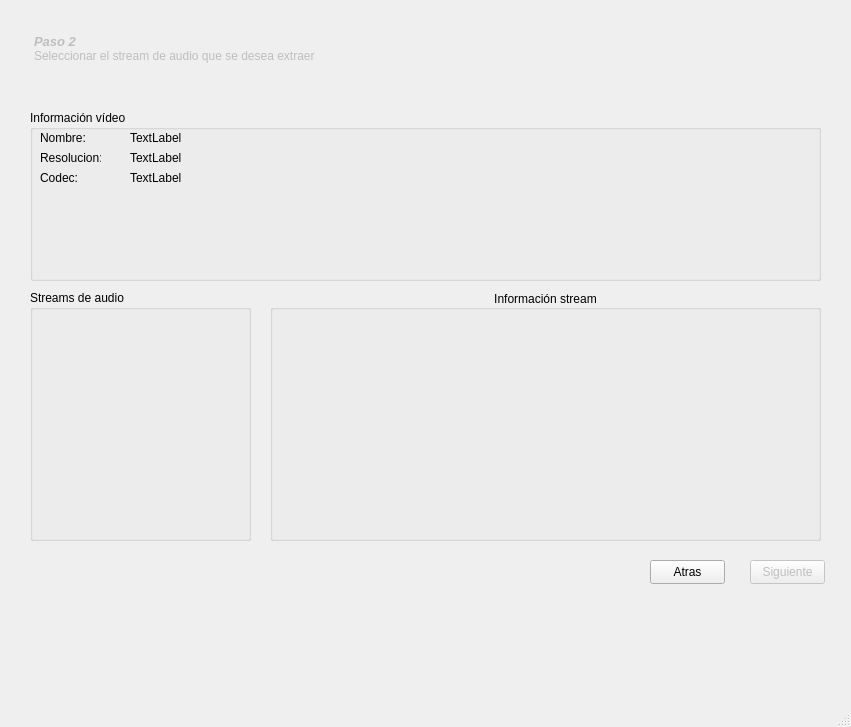
gregorknp/python_audio_extractor, file mainwindow.ui: the form before one commit.
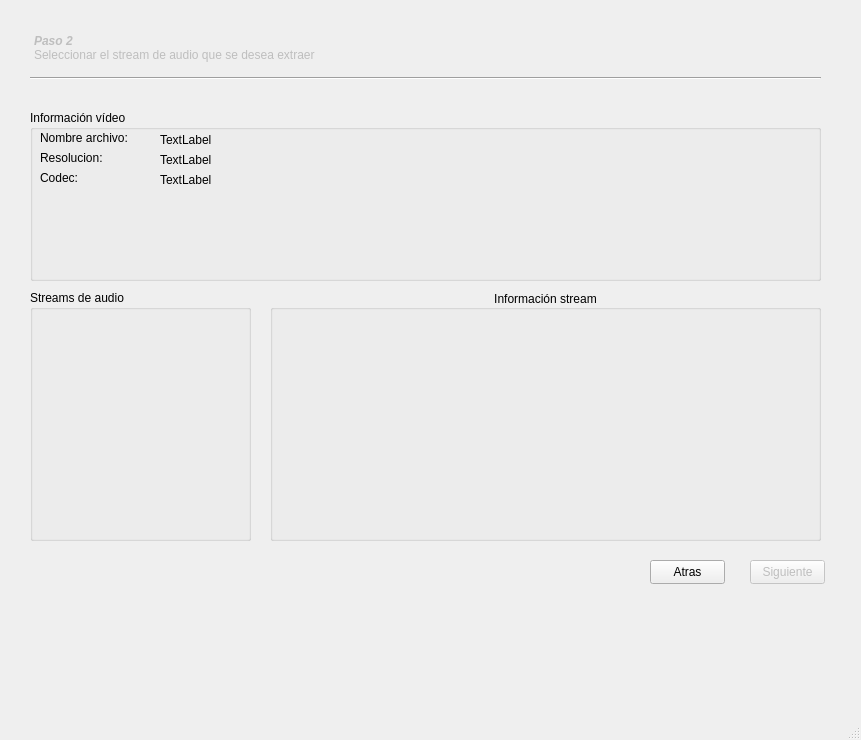
The form after the commit. The open tabs and pages were chosen to show the change. Icons and pictures are not drawn.

Commit message: Changes: - Windows size is fixed. - Windows resizing is disabled. - Windows show up in the middle of the screen. - Added more text translations. - Configuration window made modal. - Minor changes.

Patch:
```diff
--- a/mainwindow.ui
+++ b/mainwindow.ui
@@ -6,8 +6,8 @@
    <rect>
     <x>0</x>
     <y>0</y>
-    <width>851</width>
-    <height>727</height>
+    <width>861</width>
+    <height>740</height>
    </rect>
   </property>
   <property name="windowTitle">
@@ -160,21 +160,21 @@
         <rect>
          <x>10</x>
          <y>20</y>
-         <width>49</width>
+         <width>101</width>
          <height>16</height>
         </rect>
        </property>
        <property name="text">
-        <string>Nombre:</string>
+        <string>Nombre archivo:</string>
        </property>
       </widget>
       <widget class="QLabel" name="labelNombreStr">
        <property name="geometry">
         <rect>
-         <x>100</x>
+         <x>130</x>
          <y>20</y>
-         <width>681</width>
-         <height>16</height>
+         <width>651</width>
+         <height>20</height>
         </rect>
        </property>
        <property name="text">
@@ -186,7 +186,7 @@
         <rect>
          <x>10</x>
          <y>40</y>
-         <width>61</width>
+         <width>101</width>
          <height>16</height>
         </rect>
        </property>
@@ -197,10 +197,10 @@
       <widget class="QLabel" name="labelResStr">
        <property name="geometry">
         <rect>
-         <x>100</x>
+         <x>130</x>
          <y>40</y>
-         <width>681</width>
-         <height>16</height>
+         <width>651</width>
+         <height>20</height>
         </rect>
        </property>
        <property name="text">
@@ -212,7 +212,7 @@
         <rect>
          <x>10</x>
          <y>60</y>
-         <width>61</width>
+         <width>101</width>
          <height>16</height>
         </rect>
        </property>
@@ -223,10 +223,10 @@
       <widget class="QLabel" name="labelCodecStr">
        <property name="geometry">
         <rect>
-         <x>100</x>
+         <x>130</x>
          <y>60</y>
-         <width>681</width>
-         <height>16</height>
+         <width>651</width>
+         <height>20</height>
         </rect>
        </property>
        <property name="text">
@@ -277,7 +277,7 @@
         <x>10</x>
         <y>10</y>
         <width>781</width>
-        <height>71</height>
+        <height>41</height>
        </rect>
       </property>
       <property name="frameShape">
@@ -297,7 +297,7 @@
 li.unchecked::marker { content: &quot;\2610&quot;; }
 li.checked::marker { content: &quot;\2612&quot;; }
 &lt;/style&gt;&lt;/head&gt;&lt;body style=&quot; font-family:'Segoe UI'; font-size:9pt; font-weight:400; font-style:normal;&quot;&gt;
-&lt;p style=&quot; margin-top:0px; margin-bottom:0px; margin-left:0px; margin-right:0px; -qt-block-indent:0; text-indent:0px;&quot;&gt;&lt;span style=&quot; font-size:10pt; font-weight:700; font-style:italic;&quot;&gt;Paso 2&lt;/span&gt;&lt;/p&gt;
+&lt;p style=&quot; margin-top:0px; margin-bottom:0px; margin-left:0px; margin-right:0px; -qt-block-indent:0; text-indent:0px;&quot;&gt;&lt;span style=&quot; font-weight:700; font-style:italic;&quot;&gt;Paso 2&lt;/span&gt;&lt;/p&gt;
 &lt;p style=&quot; margin-top:0px; margin-bottom:0px; margin-left:0px; margin-right:0px; -qt-block-indent:0; text-indent:0px;&quot;&gt;Seleccionar el stream de audio que se desea extraer&lt;/p&gt;&lt;/body&gt;&lt;/html&gt;</string>
       </property>
      </widget>
@@ -392,6 +392,19 @@
        <string>Atras</string>
       </property>
      </widget>
+     <widget class="Line" name="line_3">
+      <property name="geometry">
+       <rect>
+        <x>10</x>
+        <y>50</y>
+        <width>791</width>
+        <height>16</height>
+       </rect>
+      </property>
+      <property name="orientation">
+       <enum>Qt::Horizontal</enum>
+      </property>
+     </widget>
     </widget>
     <widget class="QWidget" name="ventana_convertir">
      <widget class="QPushButton" name="button_convertir">
```
Left out of the diff: 69 changed lines with no effect on the pictures. The commit also changes 7 other files.
